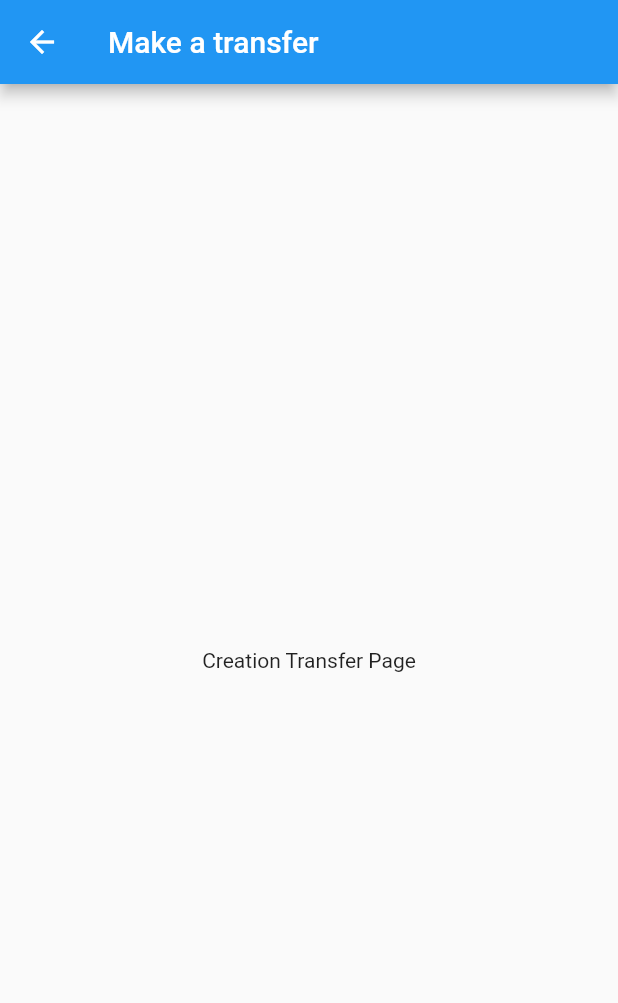
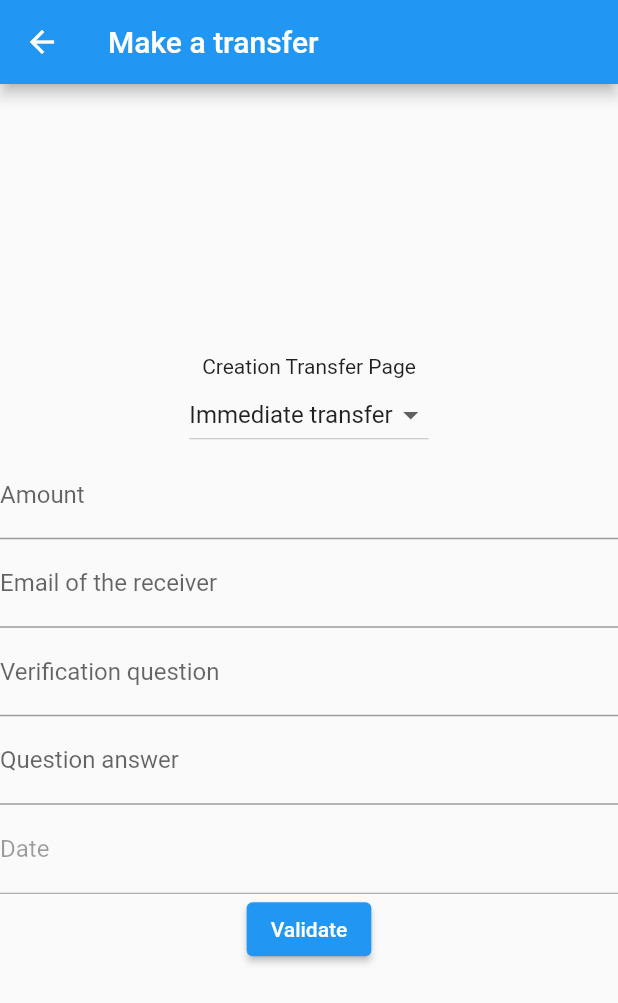
Before and after one commit to PP-Groupe-6/PrixBanqueFlutterInterface, a Flutter app: the CreateTransferPage screen opened by its route, on a phone screen of 412 x 824 dp. Shown: the top 1003 px of the screen. Run offline on Flutter 3.47's test engine with Material 2 defaults, Android fonts, the phone set to English and light mode, and no system bars; our stand-ins replace firebase_auth, firebase_core; missing offline and left inert: dart:html; accounts and stored records are empty.

Commit message:
Transfer form created

```diff
--- a/prix_banque_flutter_interface/lib/show_information.dart
+++ b/prix_banque_flutter_interface/lib/show_information.dart
@@ -1,5 +1,4 @@
 import 'package:flutter/material.dart';
-import 'dart:async';
 
 class ShowInformation {
   final TextEditingController answerController = new TextEditingController();
@@ -47,6 +46,7 @@ class ShowInformation {
               onPressed: () {
                 if (answerController.text == answer) {
                   showMyDialog(context, "transfer accepted");
+
                 } else {
                   showMyDialog(context, "transfer refused, wrong answer");
                 }
--- a/prix_banque_flutter_interface/lib/transfers_management/creation_transfer_page.dart
+++ b/prix_banque_flutter_interface/lib/transfers_management/creation_transfer_page.dart
@@ -1,9 +1,33 @@
+import 'dart:io';
+
 import 'package:flutter/material.dart';
+import 'package:flutter/services.dart';
+import 'package:prix_banque_flutter_interface/utilitarian/JSON_storage.dart';
 
-import 'package:provider/provider.dart';
+import '../show_information.dart';
 
-class CreateTransferPage extends StatelessWidget {
+class CreateTransferPage extends StatefulWidget {
   static const name = "/createTransferPage";
+
+  @override
+  _CreateTransferPageState createState() => _CreateTransferPageState();
+}
+
+class _CreateTransferPageState extends State<CreateTransferPage> {
+  final TextEditingController amountController = TextEditingController();
+
+  final TextEditingController emailReceiverController = TextEditingController();
+
+  final TextEditingController questionController = TextEditingController();
+
+  final TextEditingController answerController = TextEditingController();
+
+  final TextEditingController dateController = TextEditingController();
+
+  var json = Map<String,String>();
+
+  int selectedValue = 1;
+  bool selectedValueBool = false;
 
   @override
   Widget build(BuildContext context) {
@@ -12,13 +36,101 @@ class CreateTransferPage extends StatelessWidget {
         title: Text("Make a transfer"),
       ),
       body: Center(
-        child: Column(
-          mainAxisAlignment: MainAxisAlignment.center,
-          children: [
-            Text("Creation Transfer Page"),]
-        ),
+        child: Column(mainAxisAlignment: MainAxisAlignment.center, children: [
+          Text("Creation Transfer Page"),
+          DropdownButton(
+            value: selectedValue,
+            items: [
+              DropdownMenuItem(
+                child: Text("Immediate transfer"),
+                value: 1,
+              ),
+              DropdownMenuItem(
+                child: Text("Scheduled transfer"),
+                value: 2,
+              ),
+            ],
+            onChanged: (value) {
+              setState(() {
+                selectedValue = value;
+                if (selectedValue == 2) {
+                  selectedValueBool = true;
+                } else {
+                  selectedValueBool = false;
+                }
+              });
+            },
+          ),
+          TextField(
+            controller: amountController,
+            inputFormatters: <TextInputFormatter>[
+              FilteringTextInputFormatter.digitsOnly
+            ],
+            decoration: InputDecoration(
+              labelText: "Amount",
+            ),
+          ),
+          TextField(
+            controller: emailReceiverController,
+            decoration: InputDecoration(
+              labelText: "Email of the receiver",
+            ),
+          ),
+          TextField(
+            controller: questionController,
+            decoration: InputDecoration(
+              labelText: "Verification question",
+            ),
+          ),
+          TextField(
+            controller: answerController,
+            decoration: InputDecoration(
+              labelText: "Question answer",
+            ),
+          ),
+          TextField(
+            enabled: selectedValueBool,
+            controller: dateController,
+            inputFormatters: <TextInputFormatter>[
+              FilteringTextInputFormatter.allow(RegExp(''))
+            ],
+            decoration: InputDecoration(
+              labelText: "Date",
+            ),
+            onTap: () async {
+              var date = await showDatePicker(
+                  context: context,
+                  initialDate: DateTime.now(),
+                  firstDate: DateTime.now(),
+                  lastDate: DateTime(2100));
+              dateController.text = date.toString().substring(0, 10);
+            },
+          ),
+          ElevatedButton(
+            onPressed: () {
+              if (amountController.text == "") {
+                ShowInformation().showMyDialog(context, "Amount Required.");
+              } else if (emailReceiverController.text == "") {
+                ShowInformation().showMyDialog(context, "Email Required.");
+              } else if (answerController.text == "") {
+                ShowInformation()
+                    .showMyDialog(context, "Question Answer Required.");
+              } else if (questionController.text == "") {
+                ShowInformation()
+                    .showMyDialog(context, "Verification Question Required.");
+              } else if (dateController.text == "" &&
+                  selectedValueBool == true) {
+                ShowInformation().showMyDialog(context, "Date Required.");
+              } else {
+                ShowInformation().showMyDialog(context, "Transfer Validated");
+                json = {"Amount" : amountController.text};
+                JSONStorage().createFile(json, new Directory("transfers_management"), "test_virement_creation.json");
+              }
+            },
+            child: Text("Validate"),
+          )
+        ]),
       ),
     );
   }
-
 }
--- a/prix_banque_flutter_interface/pubspec.yaml
+++ b/prix_banque_flutter_interface/pubspec.yaml
@@ -27,6 +27,8 @@ dependencies:
   firebase_auth: ^1.0.2
 
   provider: ^5.0.0
+
+  path_provider: ^2.0.1
 
 
   # The following adds the Cupertino Icons font to your application.
```
Also changed, not shown: prix_banque_flutter_interface/lib/transfers_management/transfer_main_page.dart (+9 -8 lines), prix_banque_flutter_interface/lib/utilitarian/JSON_storage.dart (added, +58 -0 lines), prix_banque_flutter_interface/pubspec.lock.
